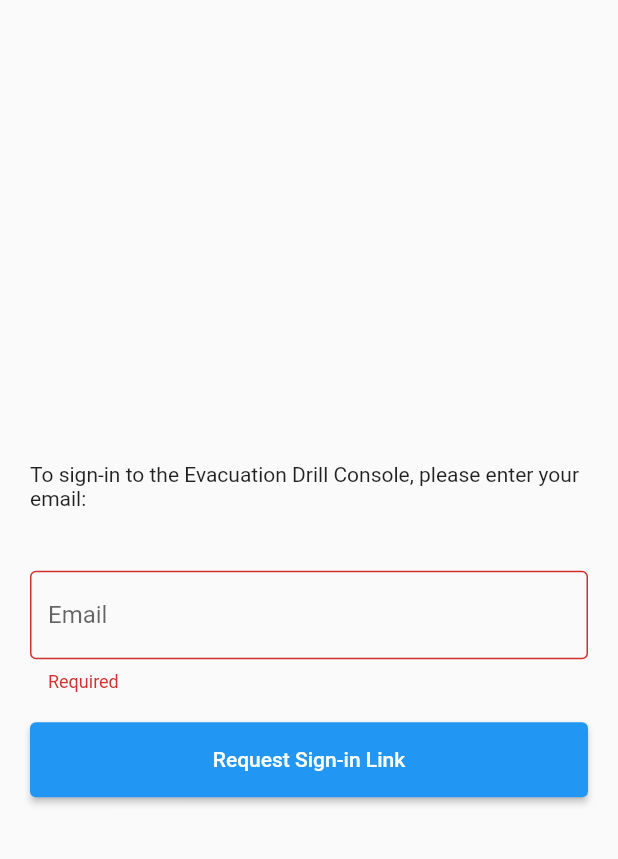
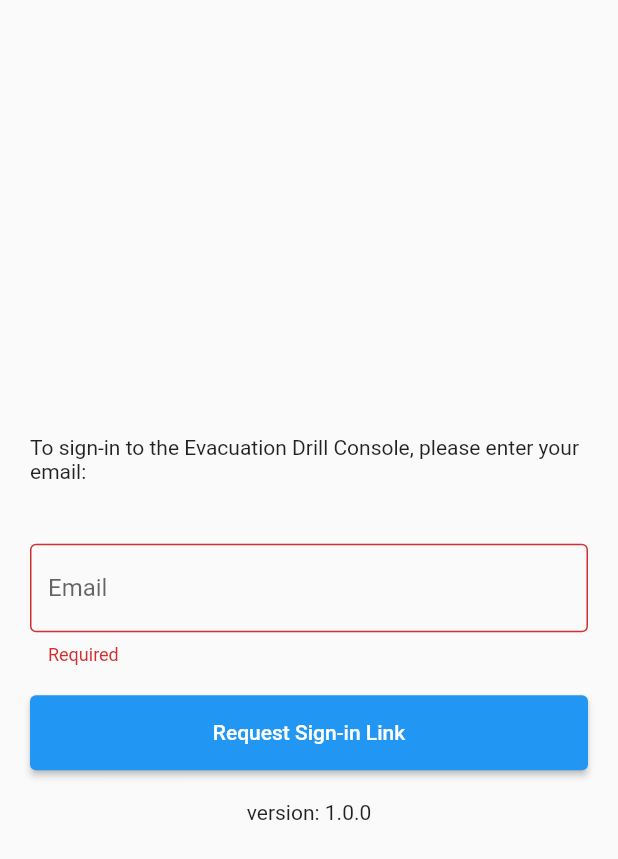
Before and after one commit to kaff-oregonstate/evac-drill-suite, a Flutter app: the screen it shows after launch, after a tap on "Request Sign-in Link", on a phone screen of 412 x 824 dp. Shown: the top 859 px of the screen. Run offline on Flutter 3.47's test engine with Material 2 defaults, Android fonts, the phone set to English and light mode, and no system bars; our stand-ins replace auto_size_text, built_collection, built_value, cloud_firestore, firebase_auth, firebase_core and 12 more; missing offline and left inert: json_path; accounts and stored records are empty; generated files the repository leaves out were written again.

Commit message:
Add version lookup to `SignInPage`

```diff
--- a/console/lib/pages/sign_in_page.dart
+++ b/console/lib/pages/sign_in_page.dart
@@ -4,6 +4,7 @@ import 'package:evac_drill_console/nav/nav.dart';
 import 'package:firebase_auth/firebase_auth.dart';
 import 'package:flutter/material.dart';
 import 'package:hive/hive.dart';
+import 'package:package_info_plus/package_info_plus.dart';
 
 final FirebaseAuth _auth = FirebaseAuth.instance;
 // FIXME: old url
@@ -201,6 +202,7 @@ class _AuthGateState extends State<AuthGate> {
   GlobalKey<FormState> formKey = GlobalKey<FormState>();
   TextEditingController emailController = TextEditingController();
   AuthMode mode = AuthMode.requestLink;
+  String? version;
 
   String log = '';
 
@@ -221,6 +223,11 @@ class _AuthGateState extends State<AuthGate> {
     }
   }
 
+  void getVersion() {
+    PackageInfo.fromPlatform()
+        .then((packageInfo) => setState(() => version = packageInfo.version));
+  }
+
   @override
   void initState() {
     super.initState();
@@ -230,6 +237,7 @@ class _AuthGateState extends State<AuthGate> {
       });
     }
     setEmailFromHive();
+    getVersion();
   }
 
   @override
@@ -305,6 +313,8 @@ class _AuthGateState extends State<AuthGate> {
                     : Text(mode.label),
               ),
             ),
+            if (version != null) const SizedBox(height: 20),
+            if (version != null) Text('version: $version'),
           ],
         ),
       ),
--- a/console/pubspec.yaml
+++ b/console/pubspec.yaml
@@ -46,6 +46,7 @@ dependencies:
   timeago: 3.2.2
   url_launcher: 6.1.5
   stream_transform: ^2.1.0
+  package_info_plus: ^3.0.2
 
 dependency_overrides:
   rxdart: 0.27.4
```
Also changed, not shown: console/pubspec.lock.
